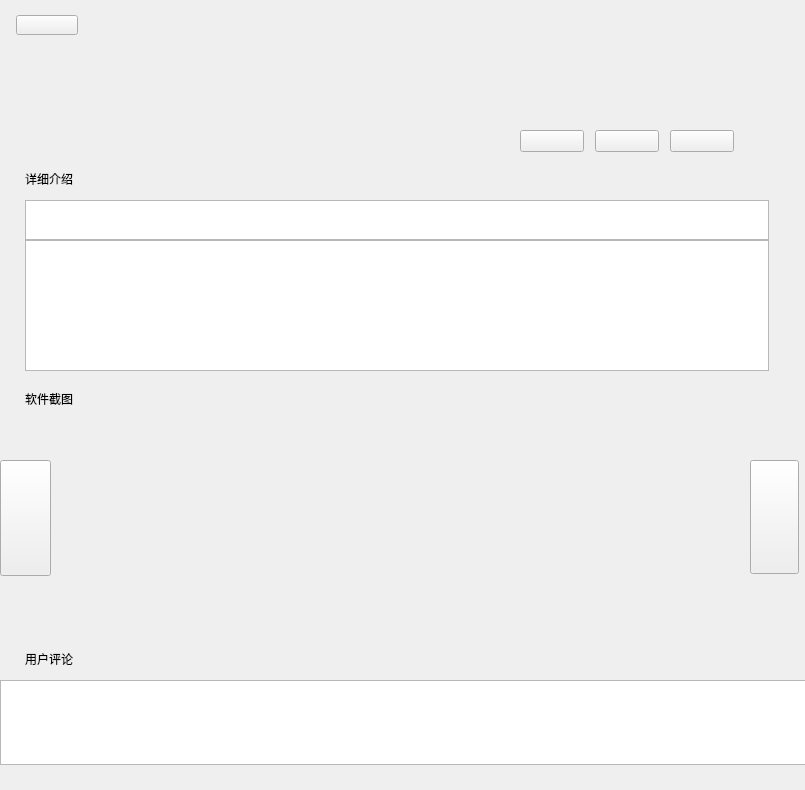
First picture: the form in ui/detailw.ui, repository UbuntuKylin/kylin-software-center, before the edit.
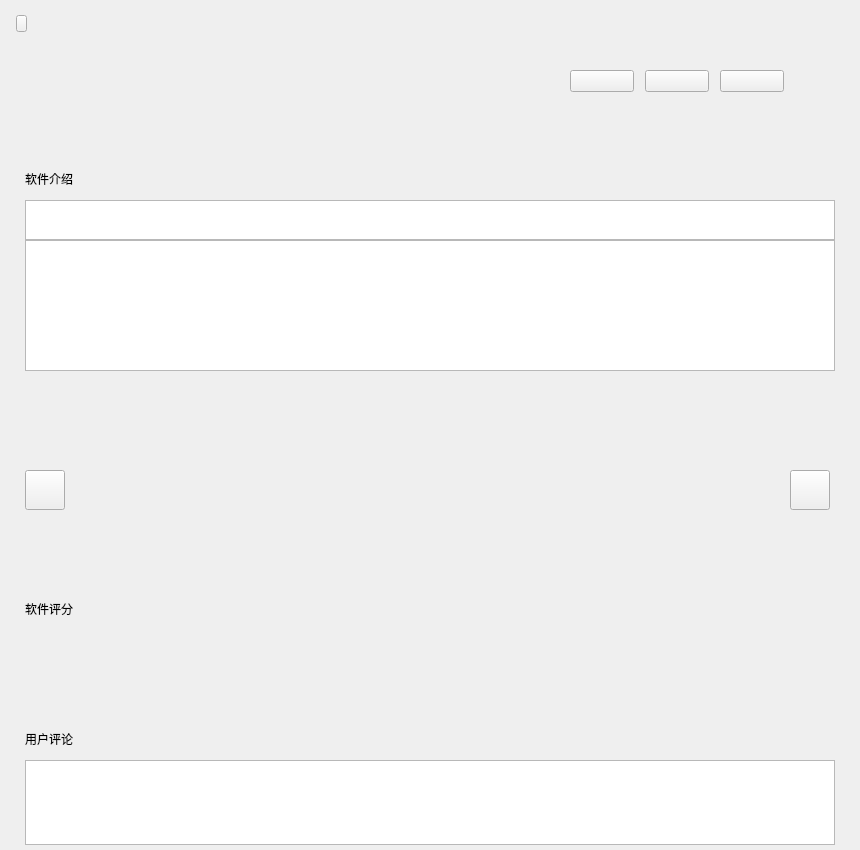
Second picture: the form after the edit.

Diff of the .ui file:
```diff
--- a/ui/detailw.ui
+++ b/ui/detailw.ui
@@ -6,33 +6,23 @@
    <rect>
     <x>0</x>
     <y>0</y>
-    <width>805</width>
-    <height>790</height>
+    <width>860</width>
+    <height>850</height>
    </rect>
   </property>
   <property name="windowTitle">
    <string>Form</string>
   </property>
+  <property name="styleSheet">
+   <string notr="true"/>
+  </property>
   <widget class="QPushButton" name="btnCloseDetail">
    <property name="geometry">
     <rect>
      <x>16</x>
      <y>15</y>
-     <width>62</width>
-     <height>20</height>
-    </rect>
-   </property>
-   <property name="text">
-    <string/>
-   </property>
-  </widget>
-  <widget class="QLabel" name="detailHeader">
-   <property name="geometry">
-    <rect>
-     <x>0</x>
-     <y>0</y>
-     <width>805</width>
-     <height>51</height>
+     <width>11</width>
+     <height>17</height>
     </rect>
    </property>
    <property name="text">
@@ -117,71 +107,6 @@
     <string/>
    </property>
   </widget>
-  <widget class="QLabel" name="gradeBG">
-   <property name="geometry">
-    <rect>
-     <x>490</x>
-     <y>70</y>
-     <width>279</width>
-     <height>49</height>
-    </rect>
-   </property>
-   <property name="text">
-    <string/>
-   </property>
-  </widget>
-  <widget class="QLabel" name="gradeText1">
-   <property name="geometry">
-    <rect>
-     <x>500</x>
-     <y>76</y>
-     <width>66</width>
-     <height>17</height>
-    </rect>
-   </property>
-   <property name="text">
-    <string/>
-   </property>
-  </widget>
-  <widget class="QLabel" name="grade">
-   <property name="geometry">
-    <rect>
-     <x>614</x>
-     <y>74</y>
-     <width>41</width>
-     <height>41</height>
-    </rect>
-   </property>
-   <property name="text">
-    <string/>
-   </property>
-  </widget>
-  <widget class="QLabel" name="gradeText2">
-   <property name="geometry">
-    <rect>
-     <x>668</x>
-     <y>77</y>
-     <width>80</width>
-     <height>17</height>
-    </rect>
-   </property>
-   <property name="text">
-    <string/>
-   </property>
-  </widget>
-  <widget class="QLabel" name="gradeText3">
-   <property name="geometry">
-    <rect>
-     <x>668</x>
-     <y>96</y>
-     <width>80</width>
-     <height>17</height>
-    </rect>
-   </property>
-   <property name="text">
-    <string/>
-   </property>
-  </widget>
   <widget class="QLabel" name="splitText1">
    <property name="geometry">
     <rect>
@@ -192,59 +117,7 @@
     </rect>
    </property>
    <property name="text">
-    <string>详细介绍</string>
-   </property>
-  </widget>
-  <widget class="QLabel" name="splitLine1">
-   <property name="geometry">
-    <rect>
-     <x>95</x>
-     <y>178</y>
-     <width>690</width>
-     <height>1</height>
-    </rect>
-   </property>
-   <property name="text">
-    <string/>
-   </property>
-  </widget>
-  <widget class="QPushButton" name="btnInstall">
-   <property name="geometry">
-    <rect>
-     <x>670</x>
-     <y>130</y>
-     <width>64</width>
-     <height>22</height>
-    </rect>
-   </property>
-   <property name="text">
-    <string/>
-   </property>
-  </widget>
-  <widget class="QPushButton" name="btnUpdate">
-   <property name="geometry">
-    <rect>
-     <x>520</x>
-     <y>130</y>
-     <width>64</width>
-     <height>22</height>
-    </rect>
-   </property>
-   <property name="text">
-    <string/>
-   </property>
-  </widget>
-  <widget class="QPushButton" name="btnUninstall">
-   <property name="geometry">
-    <rect>
-     <x>595</x>
-     <y>130</y>
-     <width>64</width>
-     <height>22</height>
-    </rect>
-   </property>
-   <property name="text">
-    <string/>
+    <string>软件介绍</string>
    </property>
   </widget>
   <widget class="QTextEdit" name="summary">
@@ -252,7 +125,7 @@
     <rect>
      <x>25</x>
      <y>200</y>
-     <width>744</width>
+     <width>810</width>
      <height>40</height>
     </rect>
    </property>
@@ -262,43 +135,17 @@
     <rect>
      <x>25</x>
      <y>240</y>
-     <width>744</width>
+     <width>810</width>
      <height>131</height>
     </rect>
    </property>
   </widget>
-  <widget class="QLabel" name="splitText2">
-   <property name="geometry">
-    <rect>
-     <x>25</x>
-     <y>390</y>
-     <width>66</width>
-     <height>17</height>
-    </rect>
-   </property>
-   <property name="text">
-    <string>软件截图</string>
-   </property>
-  </widget>
-  <widget class="QLabel" name="splitLine2">
-   <property name="geometry">
-    <rect>
-     <x>95</x>
-     <y>398</y>
-     <width>690</width>
-     <height>1</height>
-    </rect>
-   </property>
-   <property name="text">
-    <string/>
-   </property>
-  </widget>
   <widget class="QLabel" name="sshotBG">
    <property name="geometry">
     <rect>
-     <x>10</x>
-     <y>418</y>
-     <width>777</width>
+     <x>25</x>
+     <y>388</y>
+     <width>810</width>
      <height>207</height>
     </rect>
    </property>
@@ -309,10 +156,10 @@
   <widget class="QPushButton" name="btnSshotBack">
    <property name="geometry">
     <rect>
-     <x>0</x>
-     <y>460</y>
-     <width>51</width>
-     <height>116</height>
+     <x>25</x>
+     <y>470</y>
+     <width>40</width>
+     <height>40</height>
     </rect>
    </property>
    <property name="text">
@@ -322,10 +169,10 @@
   <widget class="QPushButton" name="btnSshotNext">
    <property name="geometry">
     <rect>
-     <x>750</x>
-     <y>460</y>
-     <width>49</width>
-     <height>114</height>
+     <x>790</x>
+     <y>470</y>
+     <width>40</width>
+     <height>40</height>
     </rect>
    </property>
    <property name="text">
@@ -336,7 +183,7 @@
    <property name="geometry">
     <rect>
      <x>25</x>
-     <y>650</y>
+     <y>730</y>
      <width>66</width>
      <height>17</height>
     </rect>
@@ -374,9 +221,9 @@
   <widget class="QListWidget" name="reviewListWidget">
    <property name="geometry">
     <rect>
-     <x>0</x>
-     <y>680</y>
-     <width>815</width>
+     <x>25</x>
+     <y>760</y>
+     <width>810</width>
      <height>85</height>
     </rect>
    </property>
@@ -420,6 +267,116 @@
     <string/>
    </property>
   </widget>
+  <widget class="QLabel" name="gradeBG">
+   <property name="geometry">
+    <rect>
+     <x>40</x>
+     <y>630</y>
+     <width>761</width>
+     <height>71</height>
+    </rect>
+   </property>
+   <property name="text">
+    <string/>
+   </property>
+  </widget>
+  <widget class="QLabel" name="splitText2">
+   <property name="geometry">
+    <rect>
+     <x>25</x>
+     <y>600</y>
+     <width>66</width>
+     <height>17</height>
+    </rect>
+   </property>
+   <property name="text">
+    <string>软件评分</string>
+   </property>
+  </widget>
+  <widget class="QPushButton" name="btnUpdate">
+   <property name="geometry">
+    <rect>
+     <x>570</x>
+     <y>70</y>
+     <width>64</width>
+     <height>22</height>
+    </rect>
+   </property>
+   <property name="text">
+    <string/>
+   </property>
+  </widget>
+  <widget class="QPushButton" name="btnInstall">
+   <property name="geometry">
+    <rect>
+     <x>720</x>
+     <y>70</y>
+     <width>64</width>
+     <height>22</height>
+    </rect>
+   </property>
+   <property name="text">
+    <string/>
+   </property>
+  </widget>
+  <widget class="QPushButton" name="btnUninstall">
+   <property name="geometry">
+    <rect>
+     <x>645</x>
+     <y>70</y>
+     <width>64</width>
+     <height>22</height>
+    </rect>
+   </property>
+   <property name="text">
+    <string/>
+   </property>
+  </widget>
+  <widget class="QLabel" name="grade">
+   <property name="geometry">
+    <rect>
+     <x>96</x>
+     <y>630</y>
+     <width>41</width>
+     <height>41</height>
+    </rect>
+   </property>
+   <property name="text">
+    <string/>
+   </property>
+   <property name="alignment">
+    <set>Qt::AlignLeading|Qt::AlignLeft|Qt::AlignVCenter</set>
+   </property>
+  </widget>
+  <widget class="QLabel" name="gradeText1">
+   <property name="geometry">
+    <rect>
+     <x>650</x>
+     <y>655</y>
+     <width>66</width>
+     <height>17</height>
+    </rect>
+   </property>
+   <property name="text">
+    <string/>
+   </property>
+  </widget>
+  <widget class="QLabel" name="gradeText2">
+   <property name="geometry">
+    <rect>
+     <x>40</x>
+     <y>690</y>
+     <width>151</width>
+     <height>17</height>
+    </rect>
+   </property>
+   <property name="text">
+    <string/>
+   </property>
+   <property name="alignment">
+    <set>Qt::AlignCenter</set>
+   </property>
+  </widget>
  </widget>
  <resources/>
  <connections/>
```
Left out of the diff: 26 changed lines with no effect on the pictures.
